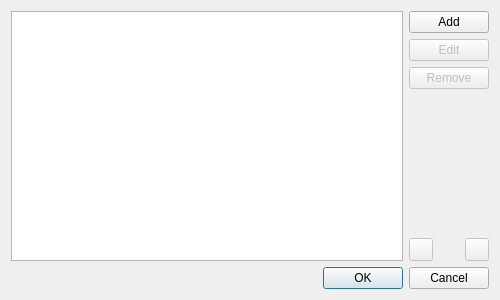
Old version of the form src/ui/UserAgentsManagerDialog.ui in the repository OtterBrowser/otter-browser.
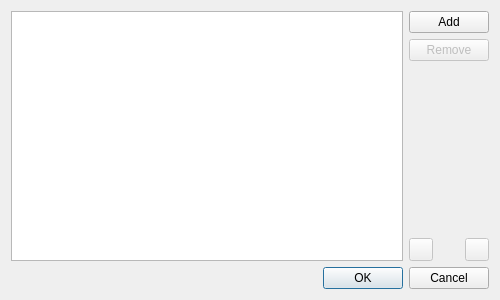
New version of the form. Custom widgets are drawn as their Qt base class.

Commit message: Allow to add and edit User Agents

Diff of the .ui file:
```diff
--- a/src/ui/UserAgentsManagerDialog.ui
+++ b/src/ui/UserAgentsManagerDialog.ui
@@ -57,7 +57,7 @@
       </widget>
      </item>
      <item>
-      <layout class="QVBoxLayout" name="buttonsLayout" stretch="0,0,0,1,0">
+      <layout class="QVBoxLayout" name="buttonsLayout" stretch="0,0,1,0">
        <item>
         <widget class="QPushButton" name="addButton">
          <property name="text">
@@ -65,16 +65,6 @@
          </property>
         </widget>
        </item>
-       <item>
-        <widget class="QPushButton" name="editButton">
-         <property name="enabled">
-          <bool>false</bool>
-         </property>
-         <property name="text">
-          <string>Edit</string>
-         </property>
-        </widget>
-       </item>
        <item>
         <widget class="QPushButton" name="removeButton">
          <property name="enabled">
```
Left out of the diff: 2 changed lines with no effect on the pictures. The commit also changes 2 other files.
